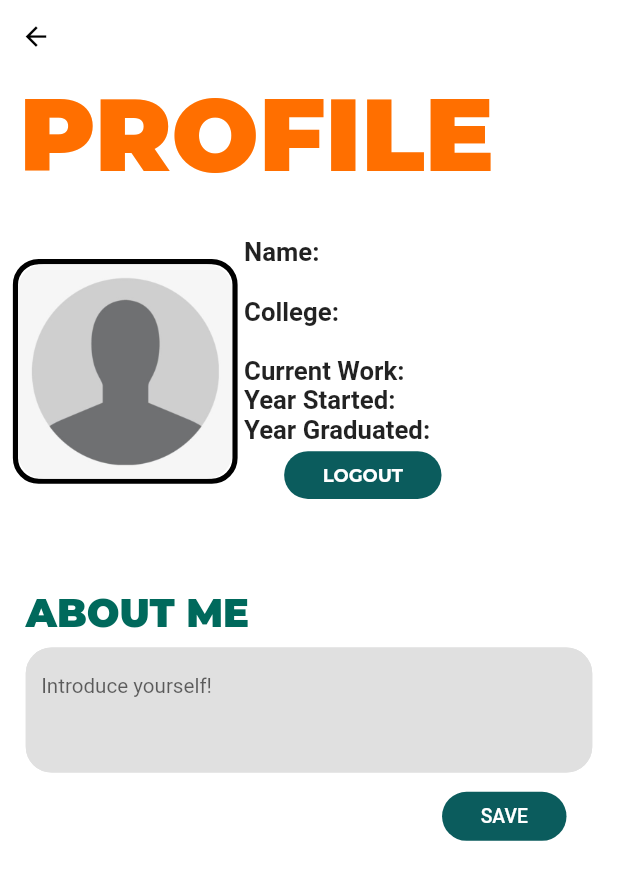
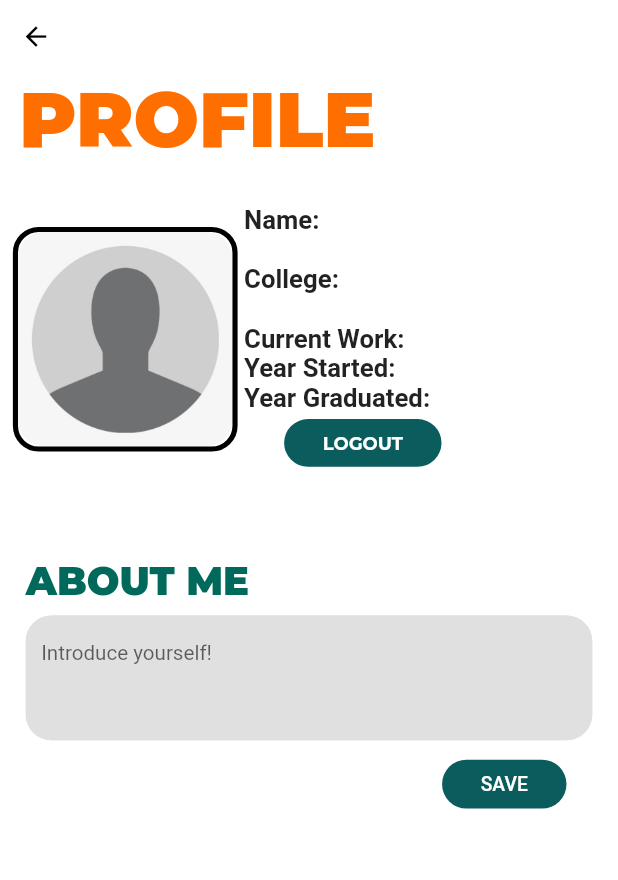
Before and after one commit to redrum1989/flutter_wall-1, a Flutter app: the ProfileScreen screen opened directly, on a phone screen of 412 x 824 dp. Shown: the top 880 px of the screen. Run offline on Flutter 3.47's test engine with Material 2 defaults, Android fonts, the phone set to English and light mode, and no system bars; our stand-ins replace cloud_firestore, firebase_auth, firebase_core, flutter_phoenix, responsive_framework; missing offline and left inert: dart:ffi; accounts and stored records are empty; statements that could not run were skipped.

Commit message:
profile changes

```diff
--- a/lib/Screens/alumni_register_screen.dart
+++ b/lib/Screens/alumni_register_screen.dart
@@ -1,4 +1,5 @@
 import 'package:flutter/material.dart';
+import 'package:flutter/services.dart';
 import 'package:flutter_wall/Model/AlumniData.dart';
 import 'package:flutter_wall/Screens/initial_screen.dart';
 import 'package:flutter_wall/Services/Database.dart';
@@ -241,6 +242,7 @@ class Nametext extends StatelessWidget {
     return Padding(
       padding: const EdgeInsets.fromLTRB(50, 10, 50, 10),
       child: TextFormField(
+        inputFormatters: [LengthLimitingTextInputFormatter(28)],
         decoration: InputDecoration(
         filled: true,
         focusColor: Colors.grey[800],
--- a/lib/Screens/profile_screen.dart
+++ b/lib/Screens/profile_screen.dart
@@ -62,7 +62,7 @@ class _ProfileScreenState extends State<ProfileScreen> {
                       'PROFILE',
                       style: TextStyle(
                         fontFamily: 'mont',
-                        fontSize: 80,
+                        fontSize: 60,
                         fontWeight: FontWeight.w900,
                         color: Colors.amber[900]
                       ),
@@ -171,14 +171,9 @@ class _ProfileScreenState extends State<ProfileScreen> {
                                                                   "\n" +
                                                                   "Year Graduated:  " +
                                                                   snapshot.data["yearGraduated"],
-
-                                                              softWrap: true,
-
                                                               style: TextStyle(
-
                                                                   fontSize: 20,
                                                                   fontWeight: FontWeight.bold),
-
                                                             ),
                                                         ),
                                                       ),
@@ -265,8 +260,6 @@ class _ProfileScreenState extends State<ProfileScreen> {
                                                               EdgeInsets.symmetric(horizontal: 30, vertical: 10)),
                                                           backgroundColor:
                                                               MaterialStateProperty.all(Color(0xff0b5c5d))),
-
-
                                                 onPressed: () {
                                                   (snapshotPermission.data["permission"] ==
                                                           "Student")
--- a/lib/Screens/student_register_screen.dart
+++ b/lib/Screens/student_register_screen.dart
@@ -1,6 +1,7 @@
 import 'dart:ffi';
 
 import 'package:flutter/material.dart';
+import 'package:flutter/services.dart';
 import 'package:flutter_wall/Model/StudentData.dart';
 import 'package:flutter_wall/Screens/initial_screen.dart';
 import 'package:flutter_wall/Services/Database.dart';
@@ -180,6 +181,7 @@ class NameText extends StatelessWidget {
     return Padding(
       padding: const EdgeInsets.fromLTRB(50, 10, 50, 10),
       child: TextFormField(
+        inputFormatters: [LengthLimitingTextInputFormatter(28)],
         decoration: InputDecoration(
         filled: true,
         focusColor: Colors.grey[800],
```
